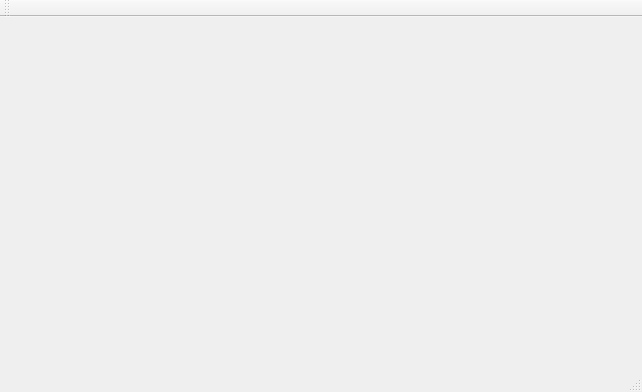
Old version of the form TrackerTest/mainwindow.ui in the repository qimmer/mta13341.
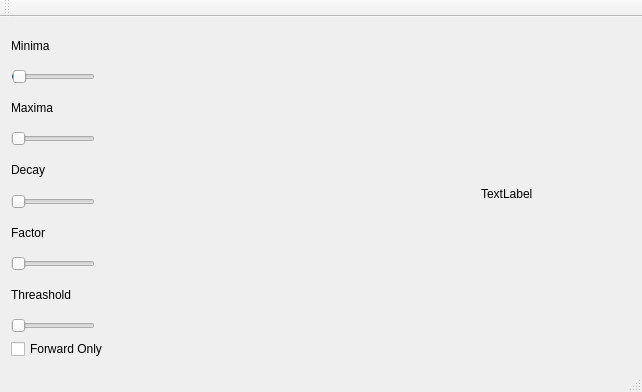
New version of the form.

What changed in the file:
```diff
--- a/TrackerTest/mainwindow.ui
+++ b/TrackerTest/mainwindow.ui
@@ -16,18 +16,181 @@
   <widget class="QWidget" name="centralWidget">
    <layout class="QHBoxLayout" name="horizontalLayout">
     <item>
-     <widget class="QLabel" name="imgOne">
-      <property name="text">
-       <string/>
-      </property>
-     </widget>
+     <layout class="QVBoxLayout" name="verticalLayout">
+      <item>
+       <widget class="QLabel" name="label">
+        <property name="sizePolicy">
+         <sizepolicy hsizetype="Fixed" vsizetype="Preferred">
+          <horstretch>0</horstretch>
+          <verstretch>0</verstretch>
+         </sizepolicy>
+        </property>
+        <property name="text">
+         <string>Minima</string>
+        </property>
+       </widget>
+      </item>
+      <item>
+       <widget class="QSlider" name="sliMinima">
+        <property name="sizePolicy">
+         <sizepolicy hsizetype="Fixed" vsizetype="Fixed">
+          <horstretch>0</horstretch>
+          <verstretch>0</verstretch>
+         </sizepolicy>
+        </property>
+        <property name="minimum">
+         <number>-1</number>
+        </property>
+        <property name="maximum">
+         <number>100</number>
+        </property>
+        <property name="orientation">
+         <enum>Qt::Horizontal</enum>
+        </property>
+       </widget>
+      </item>
+      <item>
+       <widget class="QLabel" name="label_2">
+        <property name="sizePolicy">
+         <sizepolicy hsizetype="Fixed" vsizetype="Preferred">
+          <horstretch>0</horstretch>
+          <verstretch>0</verstretch>
+         </sizepolicy>
+        </property>
+        <property name="text">
+         <string>Maxima</string>
+        </property>
+       </widget>
+      </item>
+      <item>
+       <widget class="QSlider" name="sliMaxima">
+        <property name="sizePolicy">
+         <sizepolicy hsizetype="Fixed" vsizetype="Fixed">
+          <horstretch>0</horstretch>
+          <verstretch>0</verstretch>
+         </sizepolicy>
+        </property>
+        <property name="maximum">
+         <number>1000</number>
+        </property>
+        <property name="orientation">
+         <enum>Qt::Horizontal</enum>
+        </property>
+       </widget>
+      </item>
+      <item>
+       <widget class="QLabel" name="label_3">
+        <property name="sizePolicy">
+         <sizepolicy hsizetype="Fixed" vsizetype="Preferred">
+          <horstretch>0</horstretch>
+          <verstretch>0</verstretch>
+         </sizepolicy>
+        </property>
+        <property name="text">
+         <string>Decay</string>
+        </property>
+       </widget>
+      </item>
+      <item>
+       <widget class="QSlider" name="sliDecay">
+        <property name="sizePolicy">
+         <sizepolicy hsizetype="Fixed" vsizetype="Fixed">
+          <horstretch>0</horstretch>
+          <verstretch>0</verstretch>
+         </sizepolicy>
+        </property>
+        <property name="maximum">
+         <number>255</number>
+        </property>
+        <property name="orientation">
+         <enum>Qt::Horizontal</enum>
+        </property>
+       </widget>
+      </item>
+      <item>
+       <widget class="QLabel" name="label_4">
+        <property name="sizePolicy">
+         <sizepolicy hsizetype="Fixed" vsizetype="Preferred">
+          <horstretch>0</horstretch>
+          <verstretch>0</verstretch>
+         </sizepolicy>
+        </property>
+        <property name="text">
+         <string>Factor</string>
+        </property>
+       </widget>
+      </item>
+      <item>
+       <widget class="QSlider" name="sliFactor">
+        <property name="sizePolicy">
+         <sizepolicy hsizetype="Fixed" vsizetype="Fixed">
+          <horstretch>0</horstretch>
+          <verstretch>0</verstretch>
+         </sizepolicy>
+        </property>
+        <property name="maximum">
+         <number>500</number>
+        </property>
+        <property name="singleStep">
+         <number>1</number>
+        </property>
+        <property name="orientation">
+         <enum>Qt::Horizontal</enum>
+        </property>
+       </widget>
+      </item>
+      <item>
+       <widget class="QLabel" name="label_5">
+        <property name="text">
+         <string>Threashold</string>
+        </property>
+       </widget>
+      </item>
+      <item>
+       <widget class="QSlider" name="sliThreashold">
+        <property name="sizePolicy">
+         <sizepolicy hsizetype="Fixed" vsizetype="Fixed">
+          <horstretch>0</horstretch>
+          <verstretch>0</verstretch>
+         </sizepolicy>
+        </property>
+        <property name="maximum">
+         <number>255</number>
+        </property>
+        <property name="orientation">
+         <enum>Qt::Horizontal</enum>
+        </property>
+       </widget>
+      </item>
+      <item>
+       <widget class="QCheckBox" name="chkForward">
+        <property name="text">
+         <string>Forward Only</string>
+        </property>
+       </widget>
+      </item>
+     </layout>
     </item>
     <item>
-     <widget class="QLabel" name="imgTwo">
-      <property name="text">
-       <string/>
-      </property>
-     </widget>
+     <layout class="QHBoxLayout" name="horizontalLayout_2">
+      <item>
+       <widget class="QLabel" name="imgOne">
+        <property name="text">
+         <string/>
+        </property>
+        <property name="scaledContents">
+         <bool>false</bool>
+        </property>
+       </widget>
+      </item>
+      <item>
+       <widget class="QLabel" name="orig">
+        <property name="text">
+         <string>TextLabel</string>
+        </property>
+       </widget>
+      </item>
+     </layout>
     </item>
    </layout>
   </widget>
```
